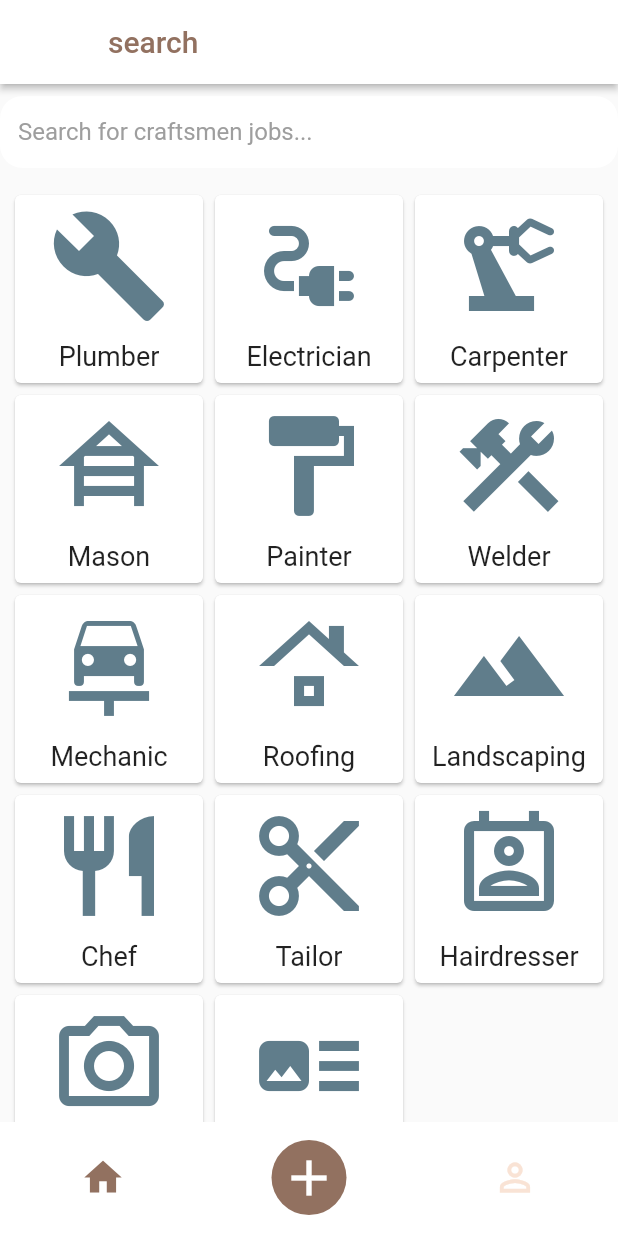
After one commit to Jetbyit/SKILL, a Flutter app: the ADashboardEmployerScreen screen opened directly, on a phone screen of 412 x 824 dp. The commit adds this screen. Run offline on Flutter 3.47's test engine with Material 2 defaults, Android fonts, the phone set to English and light mode, and no system bars; our stand-ins replace flutter_datetime_picker, flutter_form_builder, nb_utils; missing offline and left inert: email_auth.

Commit message:
version 1.0.4

```diff
--- /dev/null
+++ b/job_portal/lib/src/presentation/fragments_employer/show_skills.dart
@@ -0,0 +1,236 @@
+import 'package:flutter/material.dart';
+import 'package:job_portal/src/utils/colors.dart';
+
+// class ShowSkills extends StatefulWidget {
+//   const ShowSkills({Key? key}) : super(key: key);
+//
+//   @override
+//   State<ShowSkills> createState() => _ShowSkillsState();
+// }
+//
+// class _ShowSkillsState extends State<ShowSkills> {
+//   @override
+//   Widget build(BuildContext context) {
+//     return Scaffold(
+//       appBar: AppBar(
+//         backgroundColor: Colors.white,//jobportalBrownColor
+//         elevation: 0,
+//         leading: Container(),
+//         title: Text(
+//           'search',
+//           style: TextStyle(color: jobportalBrownColor),
+//         ),
+//       ),
+//       body: Container(
+//
+//       ),
+//     );
+//   }
+// }
+
+class ShowSkills extends StatefulWidget {
+  @override
+  _ShowSkillsState createState() => _ShowSkillsState();
+}
+
+class _ShowSkillsState extends State<ShowSkills> {
+  final TextEditingController _searchController = TextEditingController();
+
+  @override
+  Widget build(BuildContext context) {
+    return Scaffold(
+      appBar: AppBar(
+        backgroundColor: Colors.white, //jobportalBrownColor
+        elevation: 2,
+        leading: Container(),
+        title: Text(
+          'search',
+          style: TextStyle(color: jobportalBrownColor),
+        ),
+      ),
+      body: SafeArea(
+        child: Column(
+          children: [
+            // Container(
+            //   padding: EdgeInsets.symmetric(horizontal: 10),
+            //   decoration: BoxDecoration(
+            //     color: Colors.white,
+            //     boxShadow: [
+            //       BoxShadow(
+            //         color: Colors.grey.withOpacity(0.5),
+            //         spreadRadius: 1,
+            //         blurRadius: 5,
+            //         offset: Offset(0, 2),
+            //       ),
+            //     ],
+            //   ),
+            //   child: Row(
+            //     children: [
+            //       Expanded(
+            //         child: Padding(
+            //           padding: EdgeInsets.symmetric(vertical: 8),
+            //           child: ClipRRect(
+            //             borderRadius: BorderRadius.circular(15),
+            //             child: TextFormField(
+            //               controller: _searchController,
+            //               textInputAction: TextInputAction.next,
+            //               // keyboardType: TextInputType.name,
+            //               decoration: const InputDecoration(
+            //                 border: InputBorder.none,
+            //                 labelStyle: TextStyle(color: Colors.grey),
+            //                 //labelText: 'Full Name',
+            //                 hintText: 'Search for craftsmen jobs...',
+            //                 hintStyle: TextStyle(color: Colors.grey),
+            //                 //fillColor: appStore.isDarkModeOn ? context.cardColor : appetitAppContainerColor,
+            //                 fillColor: Colors.white,
+            //                 filled: true,
+            //               ),
+            //
+            //             ),
+            //           ),
+            //         ),
+            //       ),
+            //       // Expanded(
+            //       //   child: TextField(
+            //       //     controller: _searchController,
+            //       //     decoration: InputDecoration(
+            //       //       hintText: 'Search for craftsmen jobs...',
+            //       //       border: InputBorder.none,
+            //       //     ),
+            //       //     onSubmitted: (_) {
+            //       //       // Perform search here
+            //       //     },
+            //       //   ),
+            //       // ),
+            //       IconButton(
+            //         icon: Icon(Icons.search),
+            //         onPressed: () {
+            //           // Perform search here
+            //         },
+            //       ),
+            //     ],
+            //   ),
+            // ),
+            Padding(
+              padding: EdgeInsets.symmetric(vertical: 8),
+              child: ClipRRect(
+                borderRadius: BorderRadius.circular(15),
+                child: TextFormField(
+                  controller: _searchController,
+                  textInputAction: TextInputAction.next,
+                  // keyboardType: TextInputType.name,
+                  decoration: const InputDecoration(
+                    border: InputBorder.none,
+                    labelStyle: TextStyle(color: Colors.grey),
+                    //labelText: 'Full Name',
+                    hintText: 'Search for craftsmen jobs...',
+                    hintStyle: TextStyle(color: Colors.grey),
+                    //fillColor: appStore.isDarkModeOn ? context.cardColor : appetitAppContainerColor,
+                    fillColor: Colors.white,
+                    filled: true,
+                  ),
+
+                ),
+              ),
+            ),
+            Expanded(
+              child: GridView.count(
+                crossAxisCount: 3,
+                padding: EdgeInsets.all(6),
+                //childAspectRatio: 1.3,
+                children: const [
+                  CraftsmenJob(
+                    title: 'Plumber',
+                    icon: Icons.build,
+                  ),
+                  CraftsmenJob(
+                    title: 'Electrician',
+                    icon: Icons.electrical_services,
+                  ),
+                  CraftsmenJob(
+                    title: 'Carpenter',
+                    icon: Icons.precision_manufacturing,
+                  ),
+                  CraftsmenJob(
+                    title: 'Mason',
+                    icon: Icons.house_siding,
+                  ),
+                  CraftsmenJob(
+                    title: 'Painter',
+                    icon: Icons.format_paint,
+                  ),
+                  CraftsmenJob(
+                    title: 'Welder',
+                    icon: Icons.construction,
+                  ),
+                  CraftsmenJob(
+                    title: 'Mechanic',
+                    icon: Icons.car_repair,
+                  ),
+                  CraftsmenJob(
+                    title: 'Roofing',
+                    icon: Icons.roofing,
+                  ),
+                  CraftsmenJob(
+                    title: 'Landscaping',
+                    icon: Icons.landscape,
+                  ),
+                  CraftsmenJob(
+                    title: 'Chef',
+                    icon: Icons.restaurant,
+                  ),
+                  CraftsmenJob(
+                    title: 'Tailor',
+                    icon: Icons.content_cut,
+                  ),
+                  CraftsmenJob(
+                    title: 'Hairdresser',
+                    icon: Icons.perm_contact_calendar_outlined,
+                  ),
+                  CraftsmenJob(
+                    title: 'Photographer',
+                    icon: Icons.camera_alt_outlined,
+                  ),
+                  CraftsmenJob(
+                    title: 'Plasterer',
+                    icon: Icons.art_track_outlined,
+                  ),
+                ],
+              ),
+
+            ),
+          ],
+        ),
+      ),
+    );
+  }
+}
+
+class CraftsmenJob extends StatelessWidget {
+  final String title;
+  final IconData icon;
+
+  const CraftsmenJob({Key? key, required this.title, required this.icon})
+      : super(key: key);
+
+  @override
+  Widget build(BuildContext context) {
+    return Card(
+      child: Column(
+        mainAxisAlignment: MainAxisAlignment.center,
+        children: [
+          Icon(
+            icon,
+            size: 80,
+            color: Colors.blueGrey,
+          ),
+          SizedBox(height: 10),
+          Text(
+            title,
+            style: TextStyle(fontSize: 18),
+          ),
+        ],
+      ),
+    );
+  }
+}
--- /dev/null
+++ b/job_portal/lib/src/presentation/screens/dashboard_screen_employer.dart
@@ -0,0 +1,73 @@
+import 'package:flutter/material.dart';
+import 'package:job_portal/src/presentation/fragments_employer/add_job.dart';
+import 'package:job_portal/src/presentation/fragments_employer/profile_employer.dart';
+import 'package:job_portal/src/presentation/fragments_employer/show_skills.dart';
+import 'package:job_portal/src/utils/colors.dart';
+
+class ADashboardEmployerScreen extends StatefulWidget {
+  ADashboardEmployerScreen({Key? key}) : super(key: key);
+
+  @override
+  State<ADashboardEmployerScreen> createState() => _ADashboardEmployerScreenState();
+}
+
+class _ADashboardEmployerScreenState extends State<ADashboardEmployerScreen> {
+  int selectedItem = 0;
+
+  void onTapSelection(int index) {
+    if (index == 1) {
+     Navigator.push(context, MaterialPageRoute(builder: (context) => AddJobOffer()));
+    }
+    else setState(() => selectedItem = index);
+  }
+
+  List<Widget> widgetOption = <Widget>[
+    ShowSkills(),
+    AddJobOffer(),
+    ProfileEmployer(),
+  ];
+
+  @override
+  Widget build(BuildContext context) {
+    return Scaffold(
+        body: widgetOption.elementAt(selectedItem),
+        bottomNavigationBar: BottomNavigationBar(
+          iconSize: 30,
+          backgroundColor: iconColorPrimary,
+          type: BottomNavigationBarType.fixed,
+          currentIndex: selectedItem,
+          showUnselectedLabels: false,
+          showSelectedLabels: false,
+          onTap: onTapSelection,
+          elevation: 0,
+          selectedItemColor: jobportalBrownColor,
+          unselectedItemColor: jobportalAppContainerColor,
+          selectedFontSize: 12,
+          unselectedFontSize: 12,
+          items: <BottomNavigationBarItem>[
+            BottomNavigationBarItem(
+              icon: Icon(Icons.home, size: 30),
+              label: 'Home',
+            ),
+            BottomNavigationBarItem(
+              icon: Container(
+                width: 50,
+                height: 50,
+                decoration: BoxDecoration(
+                  shape: BoxShape.circle,
+                  color: jobportalBrownColor,
+                ),
+                child: Icon(Icons.add, size: 40, color: Colors.white),
+              ),
+              label: 'Add',
+            ),
+            BottomNavigationBarItem(
+              icon: Icon(Icons.person_outline_outlined, size: 30),
+              label: 'Profile',
+            ),
+          ],
+        ),
+
+    );
+  }
+}
--- a/job_portal/lib/src/presentation/screens/login_screen.dart
+++ b/job_portal/lib/src/presentation/screens/login_screen.dart
@@ -1,5 +1,5 @@
 import 'package:flutter/material.dart';
-import 'package:job_portal/src/presentation/screens/dashboard_screen.dart';
+import 'package:job_portal/src/presentation/screens/dashboard_screen_skiller.dart';
 import 'package:job_portal/src/presentation/screens/forget_password.dart';
 import 'package:job_portal/src/presentation/screens/register_screen.dart';
 import 'package:nb_utils/nb_utils.dart';
@@ -157,7 +157,7 @@ class _ALoginScreenState extends State<ALoginScreen> {
               child: ElevatedButton(
                 onPressed: () => Navigator.push(
                   context,
-                  MaterialPageRoute(builder: (context) => ADashboardScreen(),), // TODO: ADashboardScreen(),
+                  MaterialPageRoute(builder: (context) => ADashboardSkillerScreen(),), // TODO: ADashboardScreen(),
                 ),
                 child: Text('Login', style: TextStyle(fontSize: 18)),
                 style: ElevatedButton.styleFrom(
--- a/job_portal/lib/src/presentation/screens/need_skill_form.dart
+++ b/job_portal/lib/src/presentation/screens/need_skill_form.dart
@@ -1,6 +1,6 @@
 import 'package:flutter/material.dart';
 import 'package:flutter_form_builder/flutter_form_builder.dart';
-import 'package:job_portal/src/presentation/screens/dashboard_screen.dart';
+import 'package:job_portal/src/presentation/screens/dashboard_screen_skiller.dart';
 import 'package:job_portal/src/presentation/screens/login_screen.dart';
 import 'package:job_portal/src/presentation/screens/register_screen.dart';
 import 'package:job_portal/src/presentation/widgets/custom_textwidget.dart';
--- a/job_portal/lib/src/presentation/screens/rigester_form_component.dart
+++ b/job_portal/lib/src/presentation/screens/rigester_form_component.dart
@@ -1,5 +1,6 @@
 import 'package:flutter/material.dart';
-import 'package:job_portal/src/presentation/screens/dashboard_screen.dart';
+import 'package:job_portal/src/presentation/screens/dashboard_screen_employer.dart';
+import 'package:job_portal/src/presentation/screens/dashboard_screen_skiller.dart';
 import 'package:nb_utils/nb_utils.dart';
 import 'package:job_portal/src/utils/colors.dart';
 
@@ -129,7 +130,8 @@ class _MyFormState extends State<MyForm> {
                 Navigator.push(
                   context,
                   MaterialPageRoute(
-                    builder: (context) => ADashboardScreen(),
+                    builder: (context) => ADashboardEmployerScreen(),
+                        //todo: ADashboardSkillerScreen(),
                     // TODO: ADashboardScreen()
                   ),
                 );
```
Also changed, not shown: job_portal/lib/src/data/models/data_find_job.dart (+30 -25 lines), job_portal/lib/src/presentation/fragments_employer/add_job.dart (added, +29 -0 lines), job_portal/lib/src/presentation/fragments_employer/profile_employer.dart (added, +29 -0 lines), job_portal/lib/src/presentation/fragments_skiller/home_screen.dart (renamed from job_portal/lib/src/presentation/fragments_worker/home_screen.dart, +13 -31 lines), job_portal/lib/src/presentation/screens/dashboard_screen_skiller.dart (renamed from job_portal/lib/src/presentation/screens/dashboard_screen.dart, +8 -9 lines), job_portal/lib/src/presentation/screens/have_skill_form.dart (+1 -13 lines), job_portal/lib/src/presentation/screens/job_offers_screen.dart (+7 -5 lines), job_portal/lib/src/presentation/fragments_skiller/history_screen.dart (renamed from job_portal/lib/src/presentation/fragments_worker/history_screen.dart), job_portal/lib/src/presentation/fragments_skiller/messages_screen.dart (renamed from job_portal/lib/src/presentation/fragments_worker/messages_screen.dart), job_portal/lib/src/presentation/fragments_skiller/profile_screen.dart (renamed from job_portal/lib/src/presentation/fragments_worker/profile_screen.dart), job_portal/lib/src/presentation/fragments_skiller/search_screen.dart (renamed from job_portal/lib/src/presentation/fragments_worker/search_screen.dart).
